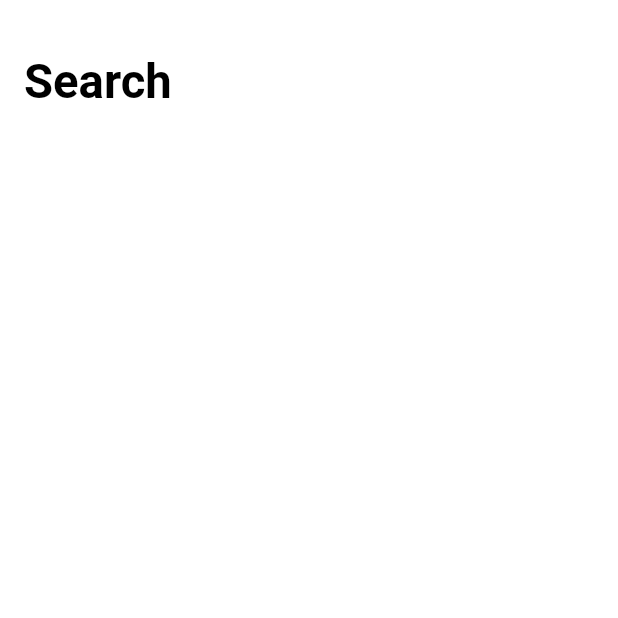
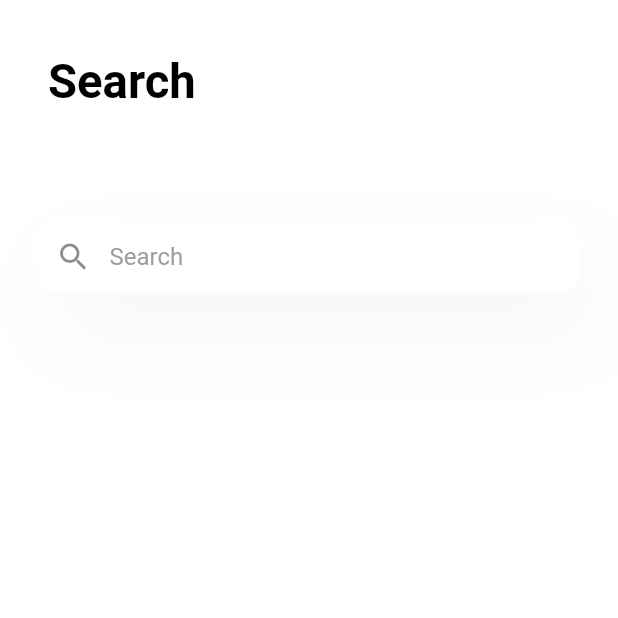
Before and after one commit to dipayansarkar47/hostel_management, a Flutter app: the Search screen opened directly, on a phone screen of 412 x 824 dp, the top half of it. Run offline on Flutter 3.47's test engine with Material 2 defaults, Android fonts, the light colour scheme and no system bars; our stand-ins replace adaptive_theme, bottom_navy_bar, cloud_firestore, firebase_auth, firebase_core, fluttertoast and 2 more; accounts and stored records are empty.

Commit message:
search page updated

```diff
--- a/lib/Pages/2_Home/HomePage.dart
+++ b/lib/Pages/2_Home/HomePage.dart
@@ -242,7 +242,7 @@ class Headline extends StatelessWidget {
                     fontWeight: FontWeight.normal),
               ),
               Text(
-                "There are some hostels near you",
+                "Check out the nearest Hostels",
                 style: TextStyle(
                     color: Colors.grey,
                     fontSize: 12,
--- a/lib/Pages/SearchPage.dart
+++ b/lib/Pages/SearchPage.dart
@@ -20,10 +20,66 @@ class _SearchState extends State<Search> {
             SizedBox(
               height: 20,
             ),
-            "Search".text.xl4.bold.color(Colors.black).make().p16(),
+            Padding(
+              padding: const EdgeInsets.fromLTRB(16.0, 0, 16.0, 0),
+              child: Align(
+                  alignment: Alignment.centerLeft,
+                  child:
+                      "Search".text.xl4.bold.color(Colors.black).make().p16()),
+            ),
+            SizedBox(
+              height: 50,
+            ),
+            SearchInput(),
           ],
         ),
       ),
     );
   }
 }
+
+class SearchInput extends StatelessWidget {
+  const SearchInput({Key? key}) : super(key: key);
+
+  @override
+  Widget build(BuildContext context) {
+    return Padding(
+      padding:
+          const EdgeInsets.only(top: 8.0, left: 25.0, right: 25.0, bottom: 8.0),
+      child: Container(
+        decoration: BoxDecoration(boxShadow: [
+          BoxShadow(
+              offset: const Offset(12, 26),
+              blurRadius: 50,
+              spreadRadius: 0,
+              color: Colors.grey.withOpacity(.1)),
+        ]),
+        child: TextField(
+          onChanged: (value) {
+            print(value);
+          },
+          decoration: const InputDecoration(
+            prefixIcon: Icon(Icons.search),
+            filled: true,
+            fillColor: Colors.white,
+            hintText: 'Search',
+            hintStyle: TextStyle(color: Colors.grey),
+            contentPadding:
+                EdgeInsets.symmetric(vertical: 10.0, horizontal: 20.0),
+            border: OutlineInputBorder(
+              borderRadius: BorderRadius.all(Radius.circular(15.0)),
+            ),
+            enabledBorder: OutlineInputBorder(
+              borderSide: BorderSide(color: Colors.white, width: 1.0),
+              borderRadius: BorderRadius.all(Radius.circular(15.0)),
+            ),
+            focusedBorder: OutlineInputBorder(
+              borderSide: BorderSide(color: Colors.white, width: 2.0),
+              borderRadius: BorderRadius.all(Radius.circular(15.0)),
+            ),
+          ),
+        ),
+      ),
+    );
+  }
+}
--- a/lib/main.dart
+++ b/lib/main.dart
@@ -35,7 +35,7 @@ class MyApp extends StatelessWidget {
       home: BottomNavigations(),
       initialRoute: MyRoutes.firstPage,
       routes: {
-        // '/': (context) => Home(),
+        // '/home': (context) => BottomNavigations(),
         MyRoutes.home: (context) => BottomNavigations(),
         MyRoutes.firstPage: (context) => StudentorOwner(),
         MyRoutes.hosteldetails: (context) => HostelDetails(),
```
Also changed, not shown: images/hostel_pic1.jpg (added), images/hostel_pic2.jpg (added), images/hostel_pic3.jpg (added), images/hostel_pic4.jpg (added), images/hostel_pic5.jpg (added), images/hostel_pic6.jpg (added), lib/Pages/2_Home/BottomNav.dart (line endings or trailing spaces), 3 other files.
